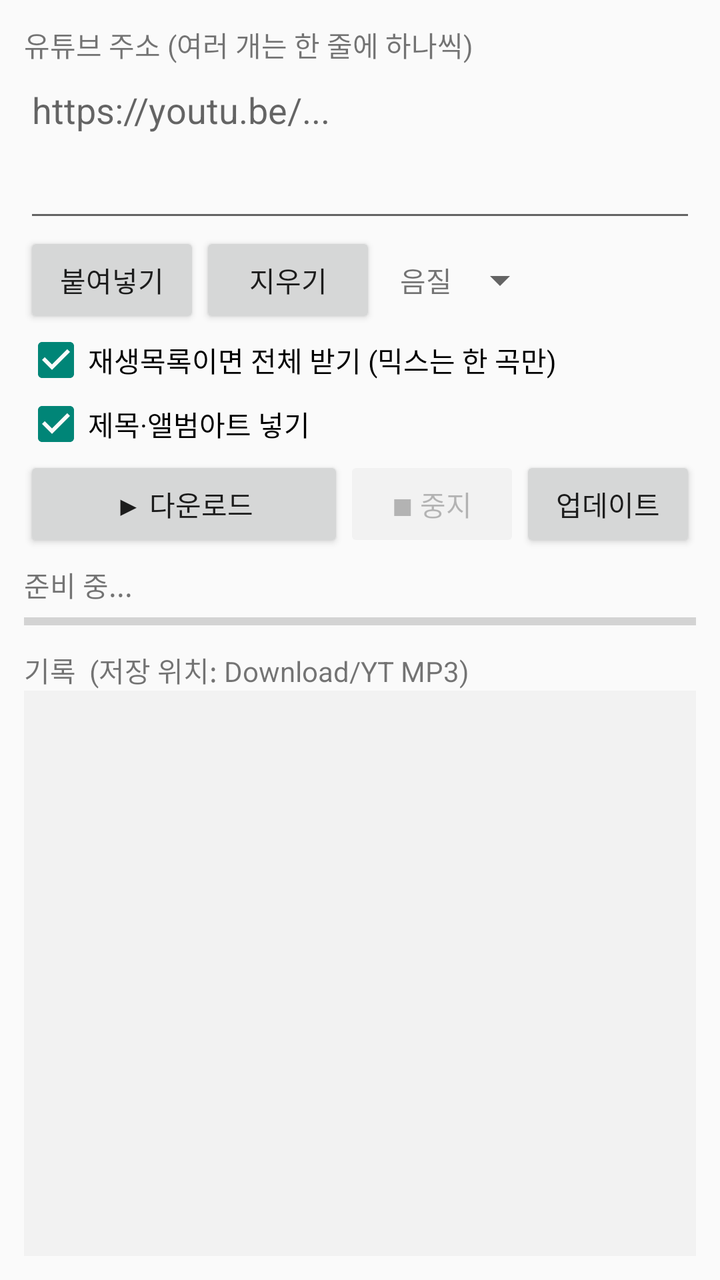
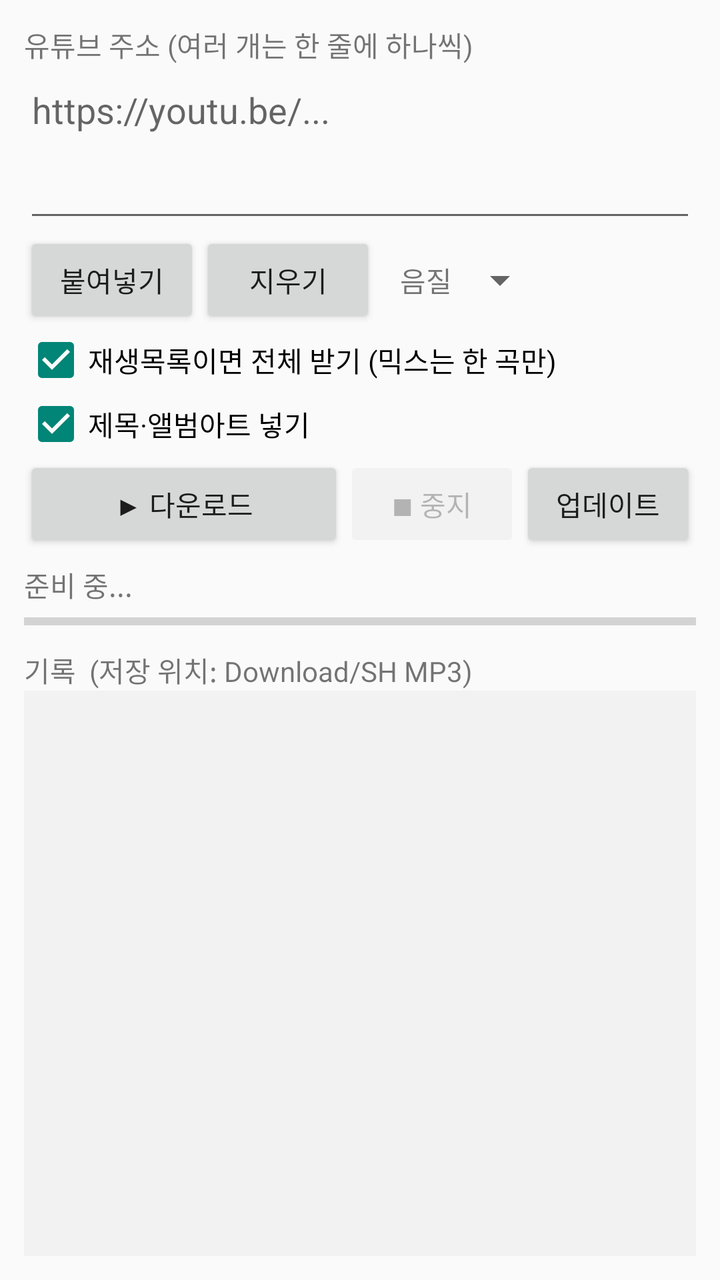

The first picture is an Android layout as it rendered before a commit; the second is the same layout after the commit. The layout source and the unified diff follow.
<!-- AndroidManifest.xml: application theme android:Theme.Material.Light.DarkActionBar -->
<!-- res/layout/activity_main.xml -->
<?xml version="1.0" encoding="utf-8"?>
<LinearLayout xmlns:android="http://schemas.android.com/apk/res/android"
    android:layout_width="match_parent" android:layout_height="match_parent"
    android:orientation="vertical" android:padding="12dp">

    <TextView android:layout_width="wrap_content" android:layout_height="wrap_content"
        android:text="유튜브 주소 (여러 개는 한 줄에 하나씩)" />

    <EditText android:id="@+id/urls"
        android:layout_width="match_parent" android:layout_height="wrap_content"
        android:minLines="3" android:maxLines="6" android:gravity="top"
        android:inputType="textMultiLine|textUri" android:hint="https://youtu.be/..." />

    <LinearLayout android:layout_width="match_parent" android:layout_height="wrap_content"
        android:orientation="horizontal" android:gravity="center_vertical">
        <Button android:id="@+id/btnPaste" android:layout_width="wrap_content"
            android:layout_height="wrap_content" android:text="붙여넣기" />
        <Button android:id="@+id/btnClear" android:layout_width="wrap_content"
            android:layout_height="wrap_content" android:text="지우기" />
        <TextView android:layout_width="wrap_content" android:layout_height="wrap_content"
            android:layout_marginStart="12dp" android:text="음질" />
        <Spinner android:id="@+id/quality" android:layout_width="wrap_content"
            android:layout_height="wrap_content" />
    </LinearLayout>

    <CheckBox android:id="@+id/playlist" android:layout_width="wrap_content"
        android:layout_height="wrap_content" android:checked="true"
        android:text="재생목록이면 전체 받기 (믹스는 한 곡만)" />
    <CheckBox android:id="@+id/meta" android:layout_width="wrap_content"
        android:layout_height="wrap_content" android:checked="true"
        android:text="제목·앨범아트 넣기" />

    <LinearLayout android:layout_width="match_parent" android:layout_height="wrap_content"
        android:orientation="horizontal">
        <Button android:id="@+id/btnGo" android:layout_width="0dp" android:layout_weight="1"
            android:layout_height="wrap_content" android:text="▶ 다운로드" />
        <Button android:id="@+id/btnStop" android:layout_width="wrap_content"
            android:layout_height="wrap_content" android:text="■ 중지" android:enabled="false" />
        <Button android:id="@+id/btnUpdate" android:layout_width="wrap_content"
            android:layout_height="wrap_content" android:text="업데이트" />
    </LinearLayout>

    <TextView android:id="@+id/status" android:layout_width="match_parent"
        android:layout_height="wrap_content" android:layout_marginTop="6dp"
        android:text="준비 중..." android:maxLines="2" />
    <ProgressBar android:id="@+id/bar" style="@android:style/Widget.Material.ProgressBar.Horizontal"
        android:layout_width="match_parent" android:layout_height="wrap_content" android:max="1000" />

    <TextView android:layout_width="wrap_content" android:layout_height="wrap_content"
        android:layout_marginTop="6dp" android:text="기록  (저장 위치: Download/YT MP3)" />
    <ScrollView android:id="@+id/logScroll" android:layout_width="match_parent"
        android:layout_height="0dp" android:layout_weight="1" android:background="#F2F2F2">
        <TextView android:id="@+id/log" android:layout_width="match_parent"
            android:layout_height="wrap_content" android:padding="6dp"
            android:textIsSelectable="true" android:textSize="12sp" />
    </ScrollView>
</LinearLayout>
<!-- resources referenced by this layout -->
<resources>

</resources>

<!-- the commit's change to res/layout/activity_main.xml (unified diff, before → after) -->
@@ -47,7 +47,7 @@
         android:layout_width="match_parent" android:layout_height="wrap_content" android:max="1000" />
 
     <TextView android:layout_width="wrap_content" android:layout_height="wrap_content"
-        android:layout_marginTop="6dp" android:text="기록  (저장 위치: Download/YT MP3)" />
+        android:layout_marginTop="6dp" android:text="기록  (저장 위치: Download/SH MP3)" />
     <ScrollView android:id="@+id/logScroll" android:layout_width="match_parent"
         android:layout_height="0dp" android:layout_weight="1" android:background="#F2F2F2">
         <TextView android:id="@+id/log" android:layout_width="match_parent"
